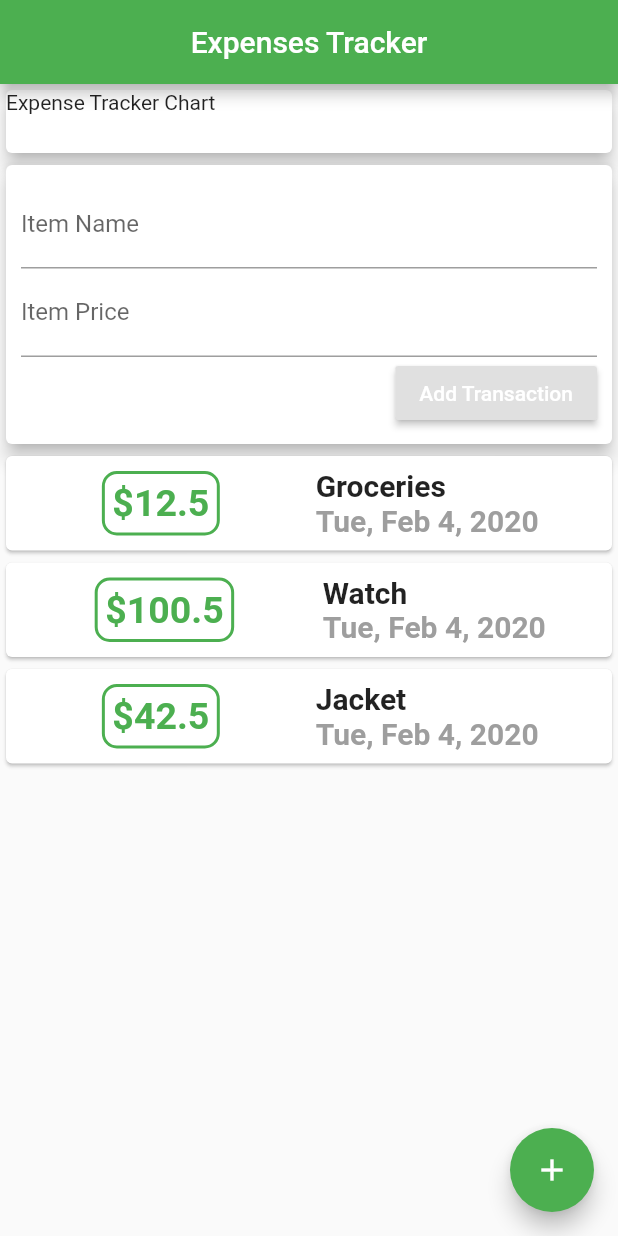
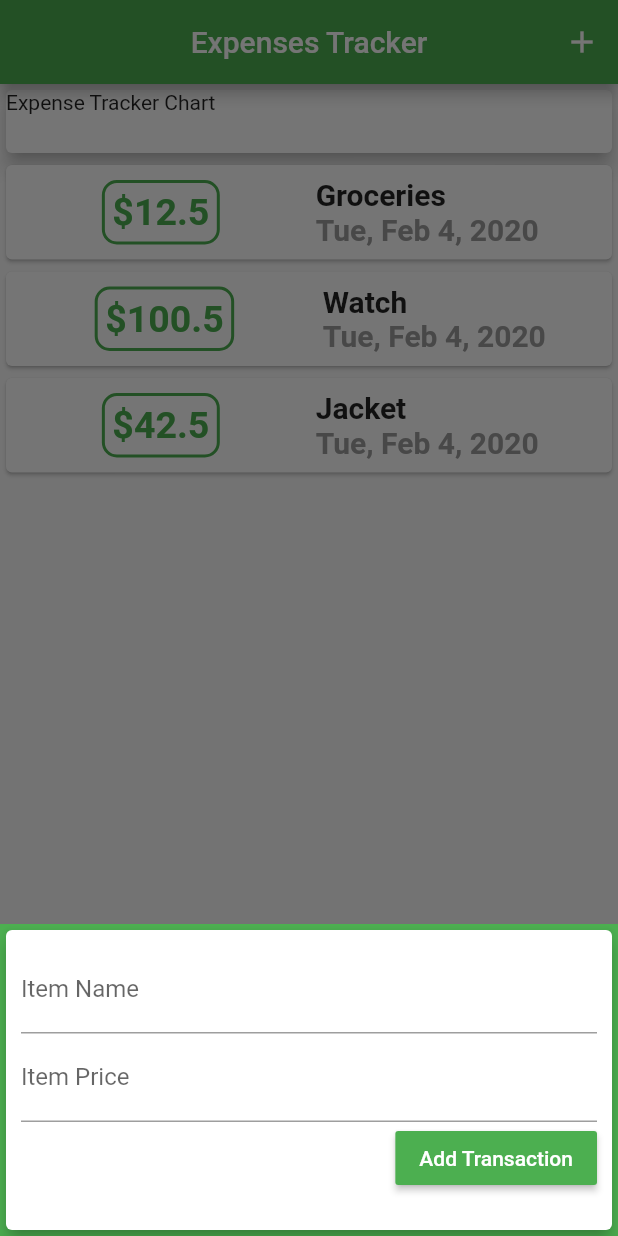
Before and after one commit to kus413/Expense_App, a Flutter app: the screen it shows after launch, after a tap on the "add" icon, on a phone screen of 412 x 824 dp. Run offline on Flutter 3.47's test engine with Material 2 defaults, Android fonts, the phone set to English and light mode, and no system bars.

Commit message:
FloatBottom

```diff
--- a/lib/main.dart
+++ b/lib/main.dart
@@ -1,6 +1,8 @@
-import 'package:epense_tracker_app/transaction.dart';
+import 'package:epense_tracker_app/widgets/new_transaction.dart';
+
+import './models/transaction.dart';
+import './widgets/transaction_list.dart';
 import 'package:flutter/material.dart';
-import 'package:intl/intl.dart';
 
 void main() => runApp(MyApp());
 
@@ -13,18 +15,7 @@ class MyApp extends StatelessWidget {
         primaryColor: Colors.green,
         accentColor: Colors.green,
       ),
-      home: Scaffold(
-        floatingActionButton: FloatingActionButton(
-          onPressed: () {},
-          splashColor: Colors.grey,
-          child: Icon(Icons.add),
-        ),
-        appBar: AppBar(
-          title: Text("Expenses Tracker"),
-          centerTitle: true,
-        ),
-        body: ExpensePage(),
-      ),
+      home: ExpensePage(),
     );
   }
 }
@@ -35,10 +26,24 @@ class ExpensePage extends StatefulWidget {
 }
 
 class _ExpensePageState extends State<ExpensePage> {
-  String nameItem;
-  String priceItem;
+  void _addNewTransaction(String txName, double txPrice) {
+    final newTx = Transaction(
+        itemName: txName, itemPrice: txPrice, itemDate: DateTime.now());
+    setState(() {
+      _userTransactions.add(newTx);
+    });
+  }
 
-  List<Transaction> transactions = [
+  void _showAddTransaction(BuildContext bCtx) {
+    showModalBottomSheet(
+        backgroundColor: Colors.green.shade500,
+        context: bCtx,
+        builder: (ctx) {
+          return NewTransaction(_addNewTransaction);
+        });
+  }
+
+  List<Transaction> _userTransactions = [
     Transaction(
         itemName: "Groceries", itemPrice: 12.50, itemDate: DateTime.now()),
     Transaction(itemName: "Watch", itemPrice: 100.50, itemDate: DateTime.now()),
@@ -47,7 +52,22 @@ class _ExpensePageState extends State<ExpensePage> {
 
   @override
   Widget build(BuildContext context) {
-    return Column(
+    return Scaffold(
+      appBar: AppBar(
+        title: Text("Expenses Tracker"),
+        centerTitle: true,
+        actions: <Widget>[
+          IconButton(
+            icon: Icon(Icons.add),
+            onPressed: () {
+              _showAddTransaction(context);
+            },
+          ),
+        ],
+      ),
+      body: SingleChildScrollView(
+        scrollDirection: Axis.vertical,
+        child: Column(
           children: <Widget>[
             Container(
               height: 50.0,
@@ -57,100 +77,18 @@ class _ExpensePageState extends State<ExpensePage> {
                 elevation: 5.0,
               ),
             ),
-        Card(
-          elevation: 5,
-          child: Container(
-            padding: EdgeInsets.all(10.0),
-            child: Column(
-              crossAxisAlignment: CrossAxisAlignment.end,
-              children: <Widget>[
-                TextField(
-                  decoration: InputDecoration(labelText: "Item Name"),
-                  cursorColor: Colors.green,
-                  onChanged: (value) {
-                    nameItem = value;
-                  },
-                ),
-                TextField(
-                  decoration: InputDecoration(labelText: "Item Price"),
-                  cursorColor: Colors.green,
-                  onChanged: (value) {
-                    priceItem = value;
-                  },
-                ),
-                RaisedButton(
-                  onPressed: () {
-                    setState(() {
-                      transactions.add(Transaction(
-                          itemPrice: double.parse(priceItem),
-                          itemName: nameItem,
-                          itemDate: DateTime.now()));
-                    });
-                  },
-                  child: Text(
-                    "Add Transaction",
-                    textAlign: TextAlign.center,
-                    style: TextStyle(
-                      color: Colors.white,
-                    ),
-                  ),
-                )
+            TransactionList(_userTransactions),
           ],
         ),
       ),
+      floatingActionButtonLocation: FloatingActionButtonLocation.centerFloat,
+      floatingActionButton: FloatingActionButton(
+        onPressed: () {
+          _showAddTransaction(context);
+        },
+        child: Icon(Icons.add),
+        splashColor: Colors.grey,
       ),
-        Column(
-          children: transactions.map((tx) {
-            return Card(
-              child: Row(
-                mainAxisAlignment: MainAxisAlignment.spaceEvenly,
-                children: <Widget>[
-                  Container(
-                    margin: EdgeInsets.symmetric(vertical: 10, horizontal: 15),
-                    padding: EdgeInsets.all(5.0),
-                    decoration: BoxDecoration(
-                      border: Border.all(color: Colors.green, width: 2.0),
-                      borderRadius: BorderRadius.circular(10),
-                    ),
-                    child: Text(
-                      '\$' + tx.itemPrice.toString(),
-                      style: TextStyle(
-                        color: Colors.green,
-                        fontSize: 25.0,
-                        fontWeight: FontWeight.bold,
-                      ),
-                    ),
-                  ),
-                  Column(
-                    crossAxisAlignment: CrossAxisAlignment.start,
-                    children: <Widget>[
-                      Container(
-                        child: Text(
-                          tx.itemName,
-                          style: TextStyle(
-                            fontSize: 20.0,
-                            fontWeight: FontWeight.bold,
-                          ),
-                        ),
-                      ),
-                      Container(
-                        child: Text(
-                          DateFormat.yMMMEd().format(tx.itemDate),
-                          style: TextStyle(
-                            fontSize: 20.0,
-                            color: Colors.grey,
-                            fontWeight: FontWeight.bold,
-                          ),
-                        ),
-                      ),
-                    ],
-                  ),
-                ],
-              ),
-            );
-          }).toList(),
-        ),
-      ],
     );
   }
 }
--- /dev/null
+++ b/lib/widgets/new_transaction.dart
@@ -0,0 +1,68 @@
+import 'package:flutter/gestures.dart';
+import 'package:flutter/material.dart';
+
+class NewTransaction extends StatefulWidget {
+  final Function addTx;
+  NewTransaction(this.addTx);
+  @override
+  _NewTransactionState createState() => _NewTransactionState();
+}
+
+class _NewTransactionState extends State<NewTransaction> {
+  final itemNameController = new TextEditingController();
+  final itemPriceController = new TextEditingController();
+
+  void submitData() {
+    final enteredName = itemNameController.text;
+    final enteredPrice = double.parse(itemPriceController.text);
+    if (enteredName.isEmpty || enteredPrice < 0) {
+      return;
+    }
+    widget.addTx(enteredName, enteredPrice);
+    Navigator.pop(context);
+  }
+
+  @override
+  Widget build(BuildContext context) {
+    return Card(
+      elevation: 5,
+      child: Container(
+        height: 200,
+        padding: EdgeInsets.all(10.0),
+        child: Column(
+          crossAxisAlignment: CrossAxisAlignment.end,
+          children: <Widget>[
+            TextField(
+              decoration: InputDecoration(labelText: "Item Name"),
+              controller: itemNameController,
+              cursorColor: Colors.green,
+              onSubmitted: (_) {
+                submitData();
+              },
+            ),
+            TextField(
+              decoration: InputDecoration(labelText: "Item Price"),
+              controller: itemPriceController,
+              cursorColor: Colors.green,
+              keyboardType: TextInputType.number,
+              onSubmitted: (_) {
+                submitData();
+              },
+            ),
+            RaisedButton(
+              color: Colors.green,
+              onPressed: submitData,
+              child: Text(
+                "Add Transaction",
+                textAlign: TextAlign.center,
+                style: TextStyle(
+                  color: Colors.white,
+                ),
+              ),
+            )
+          ],
+        ),
+      ),
+    );
+  }
+}
--- /dev/null
+++ b/lib/widgets/transaction_list.dart
@@ -0,0 +1,69 @@
+import 'package:intl/intl.dart';
+
+import '../models/transaction.dart';
+import 'package:flutter/material.dart';
+
+class TransactionList extends StatelessWidget {
+  final List<Transaction> transactions;
+  TransactionList(this.transactions);
+
+  @override
+  Widget build(BuildContext context) {
+    return Container(
+      height: 300,
+      child: ListView.builder(
+        itemCount: transactions.length,
+        itemBuilder: (ctx, index) {
+          return Card(
+            child: Row(
+              mainAxisAlignment: MainAxisAlignment.spaceEvenly,
+              children: <Widget>[
+                Container(
+                  margin: EdgeInsets.symmetric(vertical: 10, horizontal: 15),
+                  padding: EdgeInsets.all(5.0),
+                  decoration: BoxDecoration(
+                    border: Border.all(color: Colors.green, width: 2.0),
+                    borderRadius: BorderRadius.circular(10),
+                  ),
+                  child: Text(
+                    '\$' + transactions[index].itemPrice.toString(),
+                    style: TextStyle(
+                      color: Colors.green,
+                      fontSize: 25.0,
+                      fontWeight: FontWeight.bold,
+                    ),
+                  ),
+                ),
+                Column(
+                  crossAxisAlignment: CrossAxisAlignment.start,
+                  children: <Widget>[
+                    Container(
+                      child: Text(
+                        transactions[index].itemName,
+                        style: TextStyle(
+                          fontSize: 20.0,
+                          fontWeight: FontWeight.bold,
+                        ),
+                      ),
+                    ),
+                    Container(
+                      child: Text(
+                        DateFormat.yMMMEd()
+                            .format(transactions[index].itemDate),
+                        style: TextStyle(
+                          fontSize: 20.0,
+                          color: Colors.grey,
+                          fontWeight: FontWeight.bold,
+                        ),
+                      ),
+                    ),
+                  ],
+                ),
+              ],
+            ),
+          );
+        },
+      ),
+    );
+  }
+}
```
Also changed, not shown: lib/models/transaction.dart (renamed from lib/transaction.dart). Lines whose indentation alone changed are shown as unchanged.
